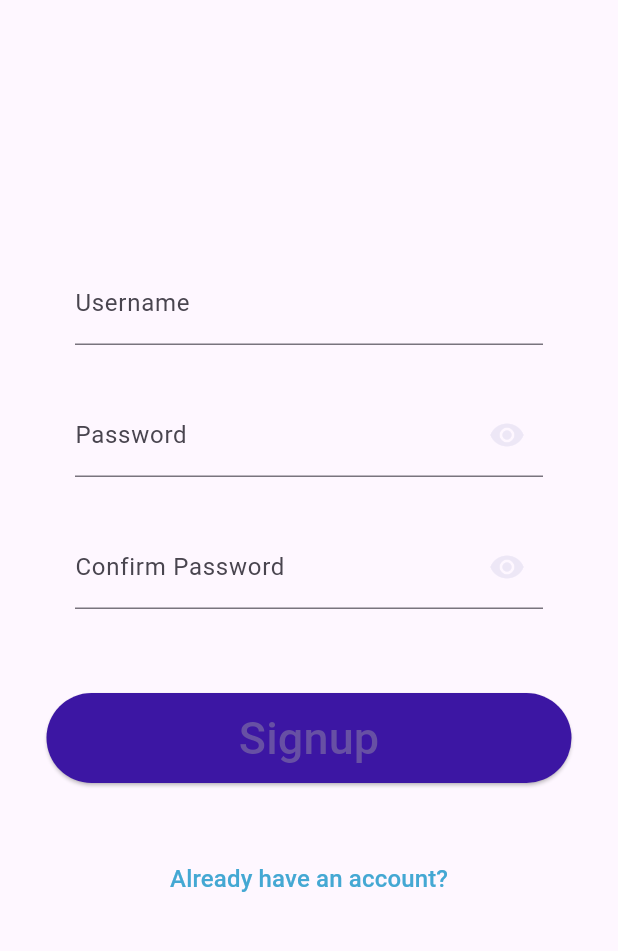
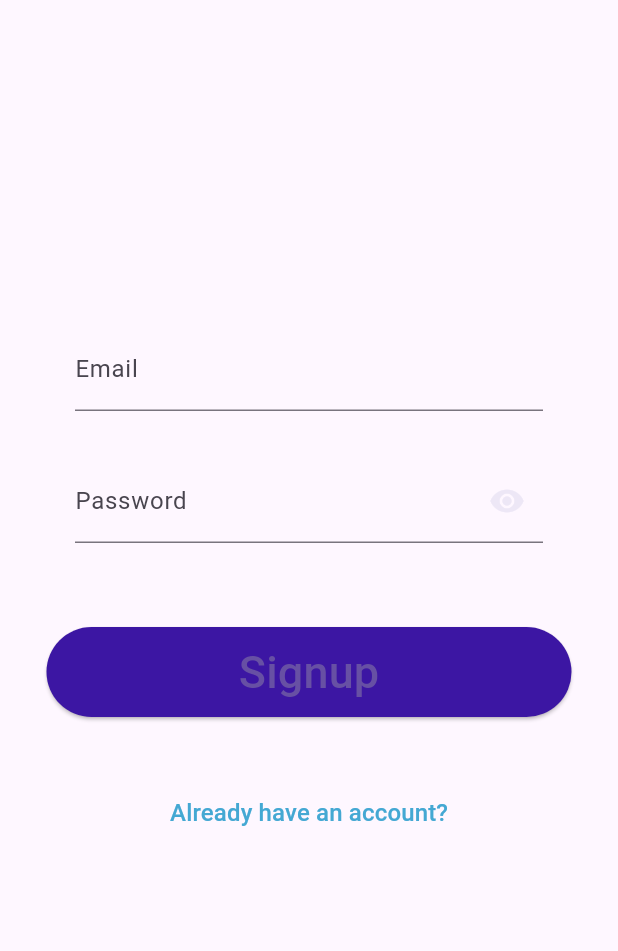
Before and after one commit to AmrDoma/safareya-app, a Flutter app: the SignupPage screen opened directly, on a phone screen of 412 x 824 dp, the part 84-1035 px from its top. Run offline on Flutter 3.47's test engine with Material 3 defaults, Android fonts, the phone set to English and light mode, and no system bars; our stand-ins replace firebase_auth, firebase_core, google_sign_in; accounts and stored records are empty; network calls fail.

Commit message:
updated login,signup

```diff
--- a/lib/main.dart
+++ b/lib/main.dart
@@ -1,12 +1,12 @@
 import 'package:flutter/material.dart';
 import 'package:safareya_app/pages/login_page.dart';
-import 'pages/home_page.dart'; // Import the HomePage
+// Import the HomePage
 
 import 'package:firebase_core/firebase_core.dart';
 import 'firebase_options.dart';
 
 Future<void> main() async{
-  runApp(MyApp());
+  runApp(const MyApp());
   WidgetsFlutterBinding.ensureInitialized();
   await Firebase.initializeApp(
     options: DefaultFirebaseOptions.currentPlatform,
@@ -14,6 +14,8 @@ Future<void> main() async{
 }
 
 class MyApp extends StatelessWidget {
+  const MyApp({super.key});
+
   @override
   Widget build(BuildContext context) {
     return MaterialApp(
--- a/lib/pages/password_field.dart
+++ b/lib/pages/password_field.dart
@@ -37,7 +37,7 @@ class _PasswordFieldState extends State<PasswordField> {
                   });
                 }),
                 ),
-        validator: (value) => value!.isEmpty ? 'Enter a password' : null,
+        validator: (value) => value!.isEmpty ? 'Enter ${widget.name}' : null,
       ),
     );
   }
--- a/lib/pages/receipt_detail_page.dart
+++ b/lib/pages/receipt_detail_page.dart
@@ -16,7 +16,7 @@ class ReceiptDetailPage extends StatelessWidget {
     return Scaffold(
       appBar: AppBar(
         title: Text(receipt.title),
-        leading: BackButton(),
+        leading: const BackButton(),
       ),
       body: Padding(
         padding: const EdgeInsets.all(16.0),
@@ -82,11 +82,11 @@ class ReceiptDetailPage extends StatelessWidget {
                           ),
                         ],
                       );
-                    }).toList(),
+                    }),
                     TableRow(
                       children: [
                         const Padding(
-                          padding: const EdgeInsets.all(8.0),
+                          padding: EdgeInsets.all(8.0),
                           child: Text(
                             'Total',
                             style: TextStyle(
--- a/lib/pages/signup_page.dart
+++ b/lib/pages/signup_page.dart
@@ -1,11 +1,23 @@
+import 'package:firebase_auth/firebase_auth.dart';
+import 'package:flutter/material.dart';
+import 'package:safareya_app/pages/login_page.dart';
 
-import 'package:flutter/material.dart';
-import 'package:safareya_app/pages/home_page.dart';
-import 'package:safareya_app/pages/login_page.dart';
-import 'package:safareya_app/pages/password_field.dart';
+class SignupPage extends StatefulWidget {
+  var _passwordVisible = true;
+  SignupPage({super.key});
 
-class SignupPage extends StatelessWidget {
-  const SignupPage({super.key});
+  @override
+  State<SignupPage> createState() => _SignupPageState();
+}
+
+class _SignupPageState extends State<SignupPage> {
+  final _firebaseAuth = FirebaseAuth.instance;
+
+  final _formKey = GlobalKey<FormState>();
+
+  var _email = "";
+
+  var _password = "";
 
   @override
   Widget build(BuildContext context) {
@@ -17,32 +29,75 @@ class SignupPage extends StatelessWidget {
           backgroundColor: Colors.deepPurple, // Add AppBar title
           foregroundColor: Colors.white),
       body: Center(
-        child:
-        Column(
+        child: Form(
+          key: _formKey,
+          child: Column(
             mainAxisAlignment: MainAxisAlignment.center,
             children: <Widget>[
               Padding(
-              padding: const EdgeInsets.symmetric(horizontal: 50, vertical: 16),
+                padding:
+                    const EdgeInsets.symmetric(horizontal: 50, vertical: 16),
                 child: TextFormField(
                   decoration: const InputDecoration(
                     border: UnderlineInputBorder(),
-                  labelText: 'Username',
+                    labelText: 'Email',
                     floatingLabelStyle: TextStyle(
                       fontSize: 20,
                     ),
                   ),
-                validator: (value) => value!.isEmpty ? 'Enter an username' : null,
+                  onChanged: (value) {
+                    _email = value;
+                  },
+                  validator: (value) =>
+                      value!.isEmpty ? 'Enter an email' : null,
                 ),
               ),
-            PasswordField(name: "Password"),
-            PasswordField(name: "Confirm Password"),
+              Padding(
+                padding:
+                    const EdgeInsets.symmetric(horizontal: 50, vertical: 16),
+                child: TextFormField(
+                  obscureText: widget._passwordVisible,
+                  decoration: InputDecoration(
+                    border: const UnderlineInputBorder(),
+                    labelText: "Password",
+                    floatingLabelStyle: const TextStyle(
+                      fontSize: 20,
+                    ),
+                    suffixIcon: IconButton(
+                        icon: Icon(
+                          // Based on passwordVisible state choose the icon
+                          widget._passwordVisible
+                              ? Icons.visibility
+                              : Icons.visibility_off,
+                          color: Theme.of(context).secondaryHeaderColor,
+                        ),
+                        onPressed: () {
+                          // Update the state i.e. toogle the state of passwordVisible variable
+                          setState(() {
+                            widget._passwordVisible = !widget._passwordVisible;
+                          });
+                        }),
+                  ),
+                  onChanged: (value) => {
+                    _password = value,
+                  },
+                  validator: (value) =>
+                      value!.isEmpty ? 'Enter Password' : null,
+                ),
+              ),
               const SizedBox(height: 40),
               ElevatedButton(
-              onPressed: () {
+                onPressed: () async {
+                  if (_formKey.currentState!.validate()) {
+                    await _firebaseAuth
+                        .createUserWithEmailAndPassword(email: _email, password: _password)
+                        .then((value) {
                       Navigator.push(
                         context,
                         MaterialPageRoute(builder: (context) => login()),
                       );
+                    });
+                  }
                 },
                 style: ElevatedButton.styleFrom(
                   fixedSize: const Size(350, 60),
@@ -67,15 +122,8 @@ class SignupPage extends StatelessWidget {
                   ),
                 ),
               ),
-            // const SizedBox(height: 40),
-            // const Text(
-            //   "Forgot Password?",
-            //   style: TextStyle(
-            //     color: Color.fromARGB(255, 68, 168, 211),
-            //     fontSize: 16,
-            //   ),
-            // ),
             ],
+          ),
         ),
       ),
     );
--- a/pubspec.yaml
+++ b/pubspec.yaml
@@ -38,6 +38,9 @@ dependencies:
   # Use with the CupertinoIcons class for iOS style icons.
   cupertino_icons: ^1.0.6
   firebase_core: ^3.3.0
+  firebase_auth: ^5.2.0
+  google_sign_in: ^6.2.1
+  google_sign_in_web: ^0.12.4+2
 
 dev_dependencies:
   flutter_test:
@@ -64,6 +67,7 @@ flutter:
   # To add assets to your application, add an assets section, like this:
   assets:
     - config.json
+    - assets/googleLogo.png
 
 
   # An image asset can refer to one or more resolution-specific "variants", see
```
Also changed, not shown: lib/pages/create_receipt_page.dart (+13 -11 lines), lib/pages/home_page.dart (+28 -9 lines), lib/pages/login_page.dart (+121 -25 lines), lib/pages/view_receipts_page.dart (+7 -5 lines), assets/googleLogo.png (added), pubspec.lock, 11 other files. Lines whose indentation alone changed are shown as unchanged.
